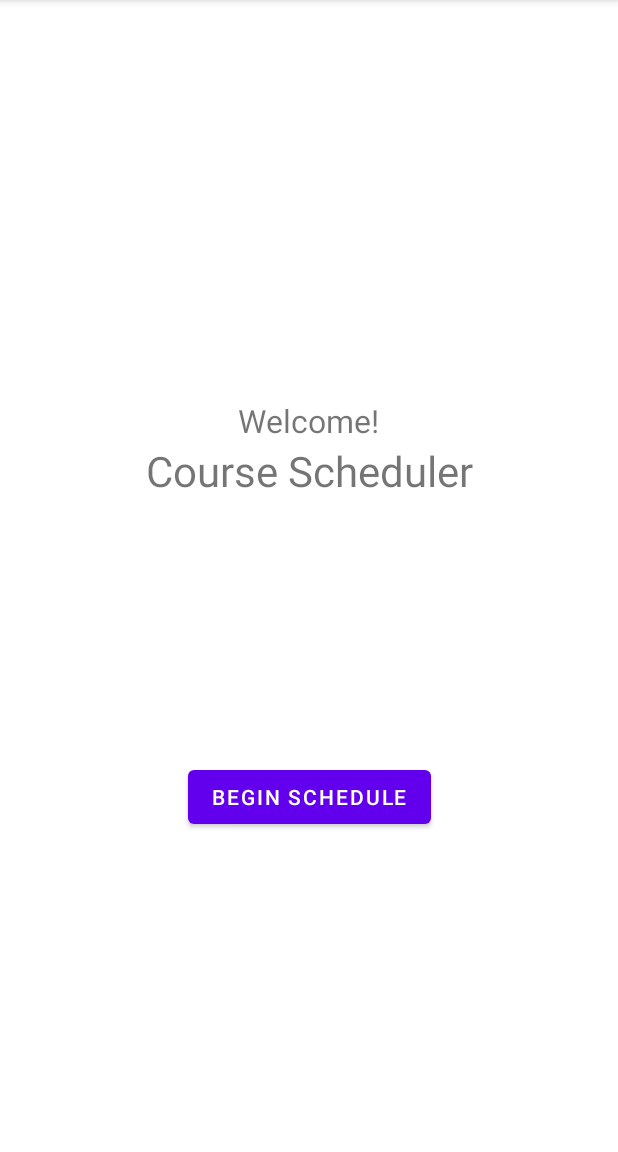
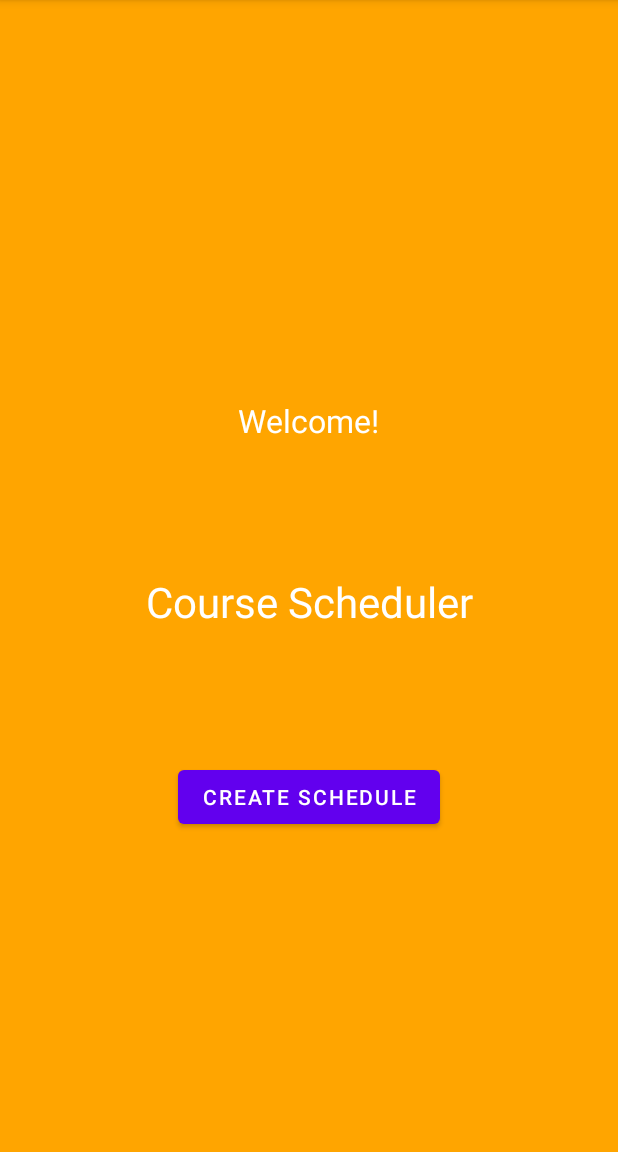
Before and after one commit to stefan2543/CourseProgressionApp, an Android app: the screen it shows after launch (MainActivity), on a phone screen of 412 x 824 dp, the part 84-1236 px from its top. Run offline under Robolectric (Android 15) with nearby library versions, the phone set to English and light mode, and no system bars.

Commit message:
Designed welcome screen

```diff
--- a/app/src/main/res/layout/activity_main.xml
+++ b/app/src/main/res/layout/activity_main.xml
@@ -4,7 +4,8 @@
     xmlns:tools="http://schemas.android.com/tools"
     android:layout_width="match_parent"
     android:layout_height="match_parent"
-    tools:context=".MainActivity">
+    tools:context=".MainActivity"
+    android:background= "#FFA500">
 
     <!-- Design welcome page -->
 
@@ -13,6 +14,7 @@
         android:layout_width="wrap_content"
         android:layout_height="wrap_content"
         android:text="Welcome!"
+        android:textColor="@color/white"
         android:textSize="21sp"
         app:layout_constraintBottom_toBottomOf="parent"
         app:layout_constraintHorizontal_bias="0.498"
@@ -25,7 +27,7 @@
         android:id="@+id/start_Btn"
         android:layout_width="wrap_content"
         android:layout_height="wrap_content"
-        android:text="Begin Schedule"
+        android:text="Create Schedule"
         app:layout_constraintTop_toBottomOf="@id/welcome"
         app:layout_constraintBottom_toBottomOf="parent"
         app:layout_constraintStart_toStartOf="parent"
@@ -38,8 +40,9 @@
         android:layout_width="wrap_content"
         android:layout_height="wrap_content"
         android:text="Course Scheduler"
+        android:textColor="@color/white"
         android:textSize="28sp"
-        app:layout_constraintBottom_toTopOf="@+id/button"
+        app:layout_constraintBottom_toTopOf="@+id/start_Btn"
         app:layout_constraintEnd_toEndOf="parent"
         app:layout_constraintLeft_toLeftOf="parent"
         app:layout_constraintRight_toRightOf="parent"
```
